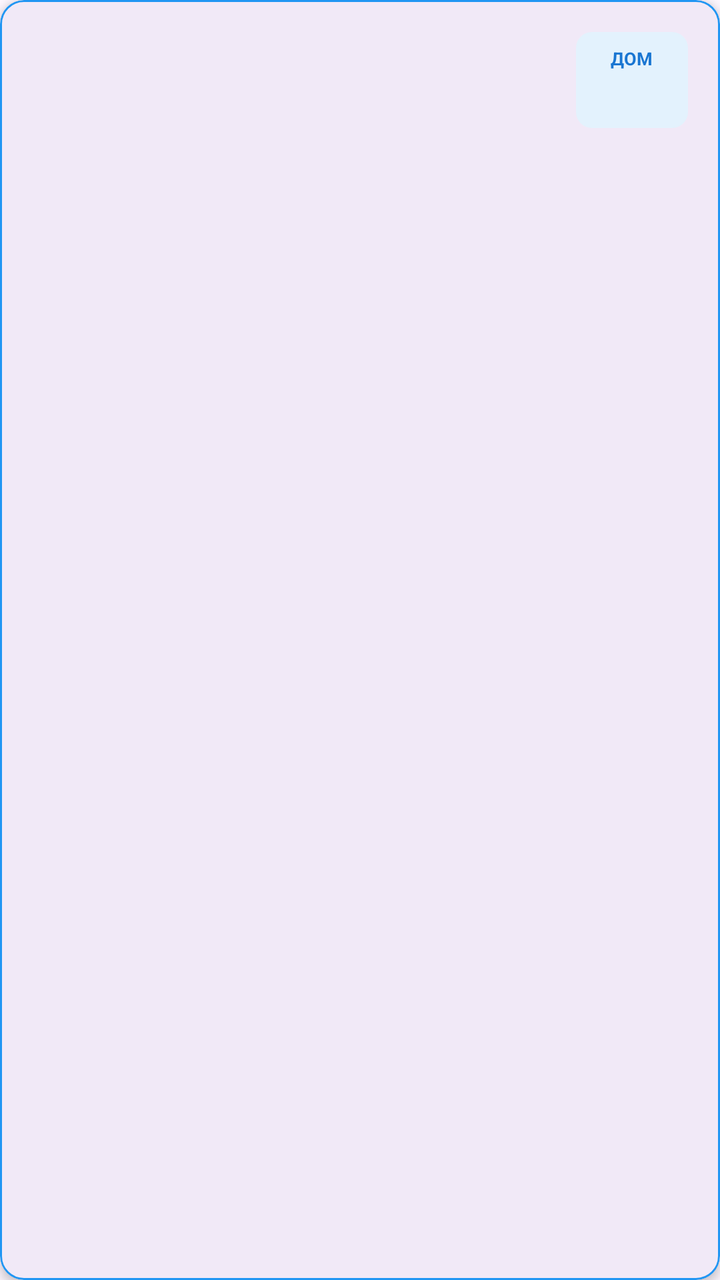
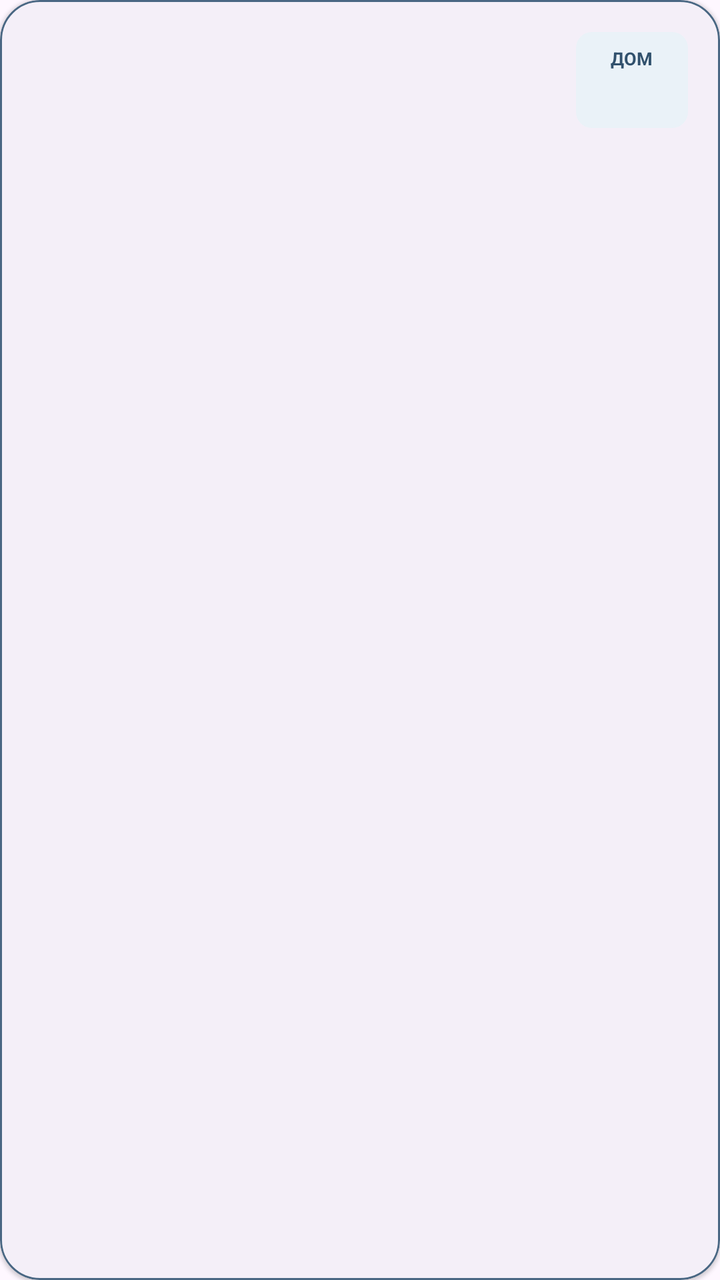

Compare the two renders of this Android layout. The source of the first and the diff that turns it into the second are given below.
<!-- AndroidManifest.xml: application theme Theme.BaseHome -->
<!-- res/layout/item_address.xml -->
<?xml version="1.0" encoding="utf-8"?>
<com.google.android.material.card.MaterialCardView xmlns:android="http://schemas.android.com/apk/res/android"
    xmlns:app="http://schemas.android.com/apk/res-auto"
    android:layout_width="match_parent"
    android:layout_height="wrap_content"
    android:layout_marginHorizontal="12dp"
    android:layout_marginVertical="6dp"
    app:cardCornerRadius="12dp"
    app:cardElevation="3dp"
    app:strokeWidth="1dp"
    app:strokeColor="@color/brand_primary">

    <androidx.constraintlayout.widget.ConstraintLayout
        android:layout_width="match_parent"
        android:layout_height="wrap_content"
        android:padding="16dp"
        android:background="?android:attr/selectableItemBackground">

        <TextView
            android:id="@+id/tvItemCity"
            android:layout_width="wrap_content"
            android:layout_height="wrap_content"
            android:textSize="11sp"
            android:textColor="?android:attr/textColorSecondary"
            app:layout_constraintStart_toStartOf="parent"
            app:layout_constraintTop_toTopOf="parent" />

        <TextView
            android:id="@+id/tvStreet"
            android:layout_width="0dp"
            android:layout_height="wrap_content"
            android:layout_marginTop="2dp"
            android:layout_marginEnd="8dp"
            android:textSize="19sp"
            android:textStyle="bold"
            android:textColor="?android:attr/textColorPrimary"
            app:layout_constraintEnd_toStartOf="@+id/tvHouseContainer"
            app:layout_constraintStart_toStartOf="parent"
            app:layout_constraintTop_toBottomOf="@id/tvItemCity" />

        
        <LinearLayout
            android:id="@+id/tvHouseContainer"
            android:layout_width="wrap_content"
            android:layout_height="wrap_content"
            android:minWidth="56dp"
            android:minHeight="48dp"
            android:background="@drawable/bg_badge"
            android:backgroundTint="@color/card_bg_physical"
            android:orientation="vertical"
            android:paddingHorizontal="10dp"
            android:paddingVertical="4dp"
            android:gravity="center"
            app:layout_constraintBottom_toBottomOf="parent"
            app:layout_constraintEnd_toStartOf="@+id/btnDeleteAddressItem"
            app:layout_constraintTop_toTopOf="parent">

            <TextView
                android:layout_width="wrap_content"
                android:layout_height="wrap_content"
                android:text="ДОМ"
                android:textSize="9sp"
                android:textColor="@color/text_on_card_physical"
                android:textStyle="bold"
                android:includeFontPadding="false"
                android:layout_marginBottom="-1dp" />

            <TextView
                android:id="@+id/tvHouse"
                android:layout_width="wrap_content"
                android:layout_height="wrap_content"
                android:textSize="18sp"
                android:textStyle="bold"
                android:textColor="@color/text_on_card_physical"
                android:includeFontPadding="false" />
        </LinearLayout>

        <TextView
            android:id="@+id/tvEntrance"
            android:layout_width="wrap_content"
            android:layout_height="wrap_content"
            android:textSize="13sp"
            android:textColor="?android:attr/textColorSecondary"
            android:visibility="gone"
            app:layout_constraintStart_toStartOf="parent"
            app:layout_constraintTop_toBottomOf="@id/tvStreet" />

        <ImageButton
            android:id="@+id/btnDeleteAddressItem"
            android:layout_width="40dp"
            android:layout_height="40dp"
            android:background="?android:attr/selectableItemBackgroundBorderless"
            android:src="@android:drawable/ic_menu_delete"
            app:tint="#D32F2F"
            android:visibility="gone"
            app:layout_constraintBottom_toBottomOf="parent"
            app:layout_constraintEnd_toEndOf="parent"
            app:layout_constraintTop_toTopOf="parent" />

    </androidx.constraintlayout.widget.ConstraintLayout>
</com.google.android.material.card.MaterialCardView>
<!-- resources referenced by this layout -->
<resources>
  <color name="brand_primary">#2196F3</color>
  <color name="card_bg_physical">#E3F2FD</color>
  <color name="text_on_card_physical">#1976D2</color>
  <!-- drawable bg_badge (drawable) -->
  <?xml version="1.0" encoding="utf-8"?>
  <shape xmlns:android="http://schemas.android.com/apk/res/android">
      <solid android:color="#FFFFFF" /> 
      <corners android:radius="8dp" />
  </shape>
  <style name="Theme.BaseHome" parent="Base.Theme.BaseHome" />
  <style name="Base.Theme.BaseHome" parent="Theme.Material3.DayNight.NoActionBar">
          
          
      </style>
</resources>

<!-- the commit's change to res/layout/item_address.xml (unified diff, before → after) -->
@@ -4,9 +4,9 @@
     android:layout_width="match_parent"
     android:layout_height="wrap_content"
     android:layout_marginHorizontal="12dp"
-    android:layout_marginVertical="6dp"
-    app:cardCornerRadius="12dp"
-    app:cardElevation="3dp"
+    android:layout_marginVertical="7dp"
+    app:cardCornerRadius="20dp"
+    app:cardElevation="1dp"
     app:strokeWidth="1dp"
     app:strokeColor="@color/brand_primary">
 
<!-- resource entries referenced after the edit -->
@@ -1,8 +1,8 @@
 <!-- resources referenced by this layout -->
 <resources>
-  <color name="brand_primary">#2196F3</color>
-  <color name="card_bg_physical">#E3F2FD</color>
-  <color name="text_on_card_physical">#1976D2</color>
+  <color name="brand_primary">#496783</color>
+  <color name="card_bg_physical">#EAF2F8</color>
+  <color name="text_on_card_physical">#31516D</color>
   <!-- drawable bg_badge (drawable) -->
   <?xml version="1.0" encoding="utf-8"?>
   <shape xmlns:android="http://schemas.android.com/apk/res/android">
@@ -11,8 +11,19 @@
   </shape>
   <style name="Theme.BaseHome" parent="Base.Theme.BaseHome" />
   <style name="Base.Theme.BaseHome" parent="Theme.Material3.DayNight.NoActionBar">
-          
-          
+          <item name="colorPrimary">@color/brand_primary</item>
+          <item name="colorSecondary">@color/brand_accent</item>
+          <item name="colorSurface">?android:attr/colorBackground</item>
+          <item name="colorOutline">?android:attr/textColorHint</item>
+          <item name="shapeAppearanceSmallComponent">@style/ShapeAppearance.BaseHome.Small</item>
+          <item name="shapeAppearanceMediumComponent">@style/ShapeAppearance.BaseHome.Medium</item>
+      </style>
+  <color name="brand_accent">#6A7F6A</color>
+  <style name="ShapeAppearance.BaseHome.Small" parent="ShapeAppearance.Material3.Corner.Small">
+          <item name="cornerSize">12dp</item>
+      </style>
+  <style name="ShapeAppearance.BaseHome.Medium" parent="ShapeAppearance.Material3.Corner.Medium">
+          <item name="cornerSize">20dp</item>
       </style>
 </resources>
 
